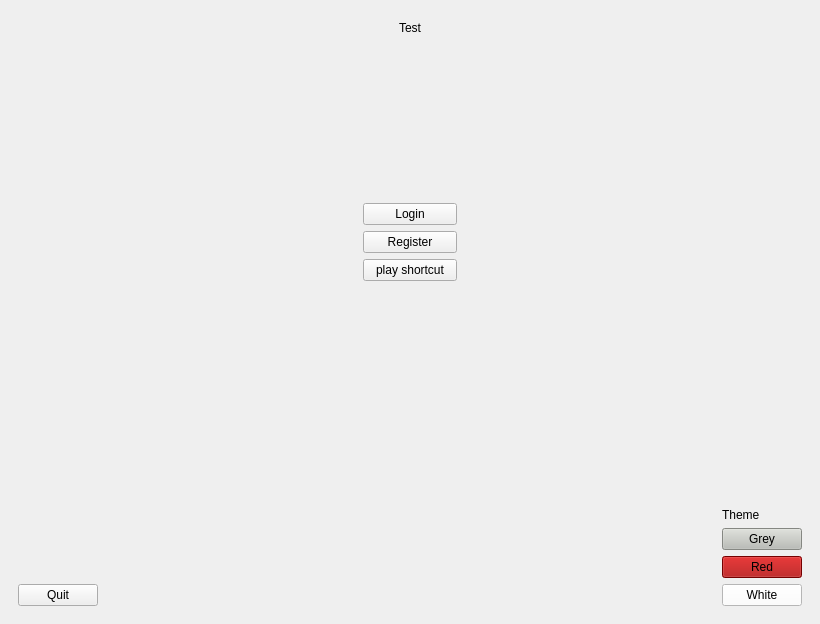
Before: the Qt Designer form src/client_side/QtCode/mainmenuview.ui in nobourge/INFO-F209, drawn with Qt 5.
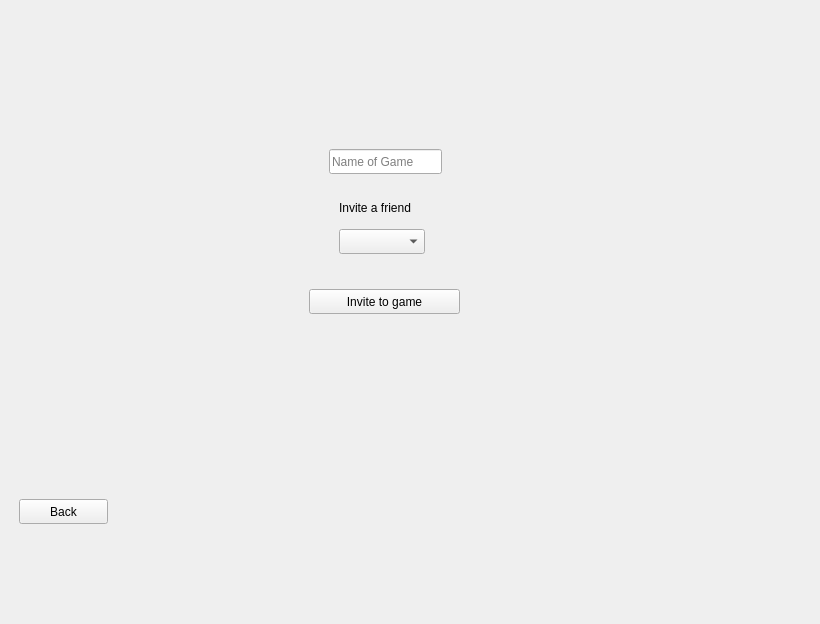
After: the same form once the commit is applied. The open tabs and pages were chosen to show the change. Icons and pictures are not drawn.

```diff
--- a/src/client_side/QtCode/mainmenuview.ui
+++ b/src/client_side/QtCode/mainmenuview.ui
@@ -51,7 +51,7 @@
             <item>
              <widget class="QLabel" name="label_Welcome">
               <property name="text">
-               <string>Test</string>
+               <string>Welcome</string>
               </property>
              </widget>
             </item>
@@ -4398,6 +4398,124 @@
           </item>
          </layout>
         </widget>
+        <widget class="QWidget" name="page_11">
+         <widget class="QComboBox" name="comboBox">
+          <property name="geometry">
+           <rect>
+            <x>330</x>
+            <y>130</y>
+            <width>86</width>
+            <height>25</height>
+           </rect>
+          </property>
+         </widget>
+         <widget class="QPushButton" name="pushButton">
+          <property name="geometry">
+           <rect>
+            <x>330</x>
+            <y>210</y>
+            <width>89</width>
+            <height>25</height>
+           </rect>
+          </property>
+          <property name="text">
+           <string>Play Game</string>
+          </property>
+         </widget>
+         <widget class="QPushButton" name="pushButton_ToInviteFriend">
+          <property name="geometry">
+           <rect>
+            <x>330</x>
+            <y>270</y>
+            <width>89</width>
+            <height>25</height>
+           </rect>
+          </property>
+          <property name="text">
+           <string>Invite Friend</string>
+          </property>
+         </widget>
+         <widget class="QPushButton" name="pushButton_BackToMenuFromJoin">
+          <property name="geometry">
+           <rect>
+            <x>10</x>
+            <y>490</y>
+            <width>89</width>
+            <height>25</height>
+           </rect>
+          </property>
+          <property name="text">
+           <string>Back</string>
+          </property>
+         </widget>
+        </widget>
+        <widget class="QWidget" name="page_12">
+         <widget class="QComboBox" name="comboBox_InviteBox">
+          <property name="geometry">
+           <rect>
+            <x>330</x>
+            <y>220</y>
+            <width>86</width>
+            <height>25</height>
+           </rect>
+          </property>
+         </widget>
+         <widget class="QPushButton" name="pushButton_InviteToGame">
+          <property name="geometry">
+           <rect>
+            <x>300</x>
+            <y>280</y>
+            <width>151</width>
+            <height>25</height>
+           </rect>
+          </property>
+          <property name="text">
+           <string>Invite to game</string>
+          </property>
+         </widget>
+         <widget class="QPushButton" name="pushButton_BackToJoinMenu">
+          <property name="geometry">
+           <rect>
+            <x>10</x>
+            <y>490</y>
+            <width>89</width>
+            <height>25</height>
+           </rect>
+          </property>
+          <property name="text">
+           <string>Back</string>
+          </property>
+         </widget>
+         <widget class="QLineEdit" name="lineEdit">
+          <property name="geometry">
+           <rect>
+            <x>320</x>
+            <y>140</y>
+            <width>113</width>
+            <height>25</height>
+           </rect>
+          </property>
+          <property name="text">
+           <string/>
+          </property>
+          <property name="placeholderText">
+           <string>Name of Game</string>
+          </property>
+         </widget>
+         <widget class="QLabel" name="label_2">
+          <property name="geometry">
+           <rect>
+            <x>330</x>
+            <y>190</y>
+            <width>271</width>
+            <height>17</height>
+           </rect>
+          </property>
+          <property name="text">
+           <string>Invite a friend</string>
+          </property>
+         </widget>
+        </widget>
        </widget>
       </item>
      </layout>
```
Left out of the diff: 2 changed lines with no effect on the pictures.
